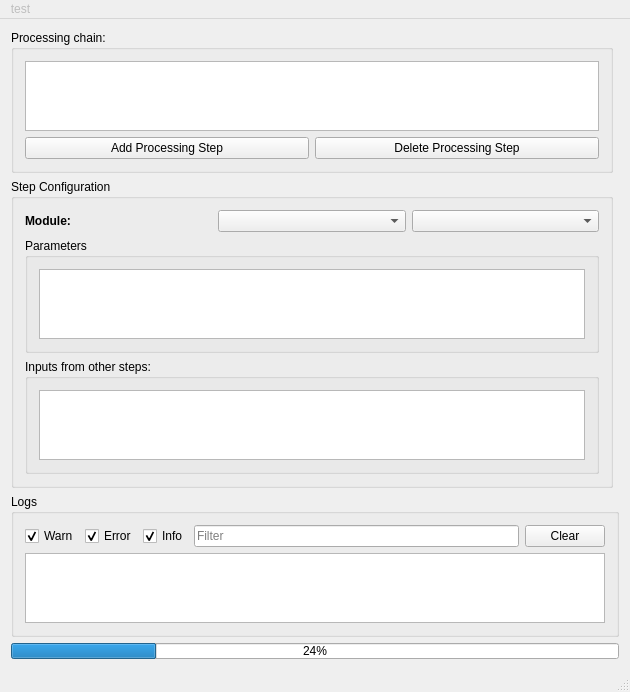
Above: code/gui/mainwindow.ui from TU-Berlin-CVRS/uipf before the change. Below: the same form after it.
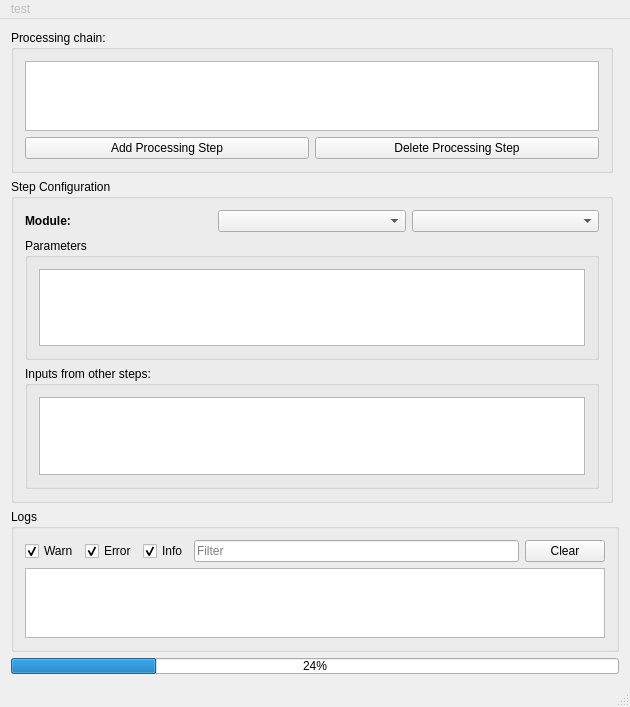
That is the form after the change. Icons and pictures are not drawn.

Commit message: removed focus on checkbox

```diff
--- a/code/gui/mainwindow.ui
+++ b/code/gui/mainwindow.ui
@@ -7,7 +7,7 @@
     <x>0</x>
     <y>0</y>
     <width>630</width>
-    <height>672</height>
+    <height>707</height>
    </rect>
   </property>
   <property name="windowTitle">
@@ -25,6 +25,12 @@
         <layout class="QHBoxLayout" name="horizontalLayout_2">
          <item>
           <widget class="QCheckBox" name="logWarnCheckbox">
+           <property name="enabled">
+            <bool>true</bool>
+           </property>
+           <property name="focusPolicy">
+            <enum>Qt::NoFocus</enum>
+           </property>
            <property name="text">
             <string>Warn</string>
            </property>
```
Left out of the diff: 6 changed lines with no effect on the pictures.
